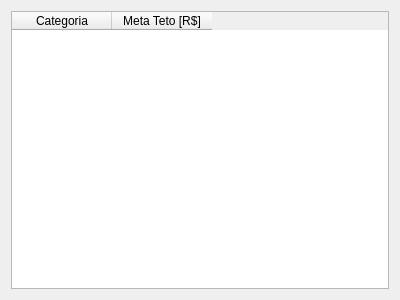
First picture: the form in forms/spentLimitGoalEditor.ui, repository gusttav-lang/Financial-Controller, before the edit.
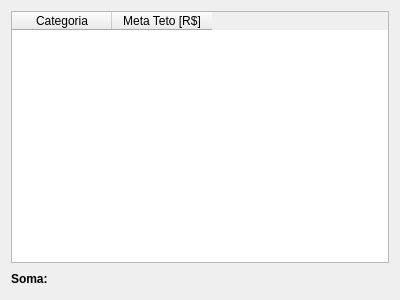
Second picture: the form after the edit.

The edit to the form file:
```diff
--- a/forms/spentLimitGoalEditor.ui
+++ b/forms/spentLimitGoalEditor.ui
@@ -13,8 +13,8 @@
   <property name="windowTitle">
    <string>Form</string>
   </property>
-  <layout class="QGridLayout" name="gridLayout">
-   <item row="0" column="0">
+  <layout class="QVBoxLayout" name="verticalLayout">
+   <item>
     <widget class="QTableWidget" name="tableWidget">
      <column>
       <property name="text">
@@ -28,6 +28,49 @@
      </column>
     </widget>
    </item>
+   <item>
+    <layout class="QHBoxLayout" name="horizontalLayout">
+     <item>
+      <widget class="QLabel" name="label">
+       <property name="font">
+        <font>
+         <weight>75</weight>
+         <bold>true</bold>
+        </font>
+       </property>
+       <property name="text">
+        <string>Soma:</string>
+       </property>
+      </widget>
+     </item>
+     <item>
+      <widget class="QLabel" name="label_sum">
+       <property name="font">
+        <font>
+         <weight>75</weight>
+         <bold>true</bold>
+        </font>
+       </property>
+       <property name="text">
+        <string/>
+       </property>
+      </widget>
+     </item>
+     <item>
+      <spacer name="horizontalSpacer">
+       <property name="orientation">
+        <enum>Qt::Horizontal</enum>
+       </property>
+       <property name="sizeHint" stdset="0">
+        <size>
+         <width>40</width>
+         <height>20</height>
+        </size>
+       </property>
+      </spacer>
+     </item>
+    </layout>
+   </item>
   </layout>
  </widget>
  <resources/>
```
